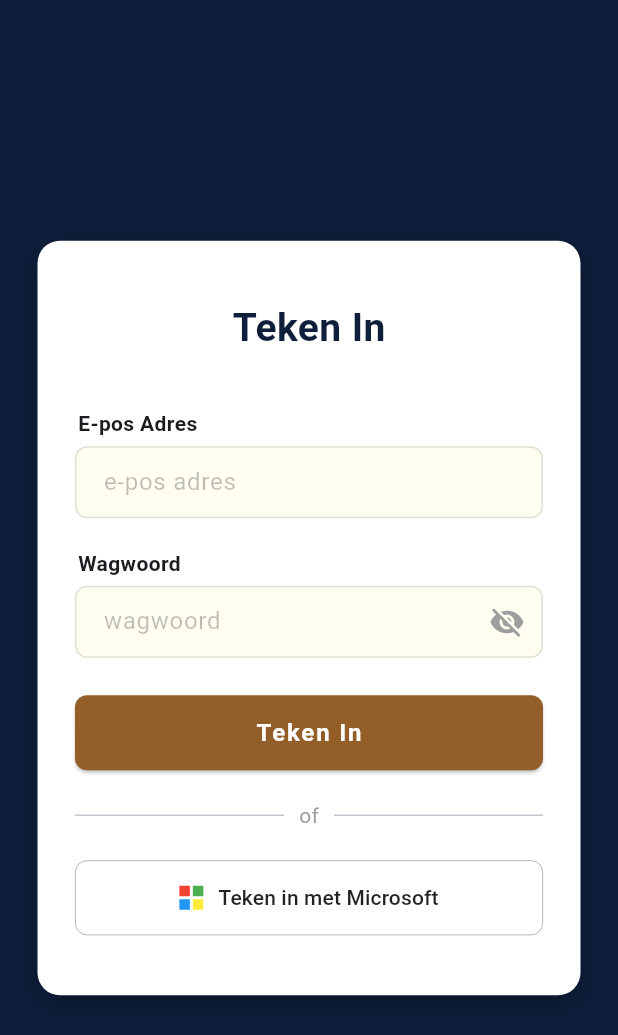
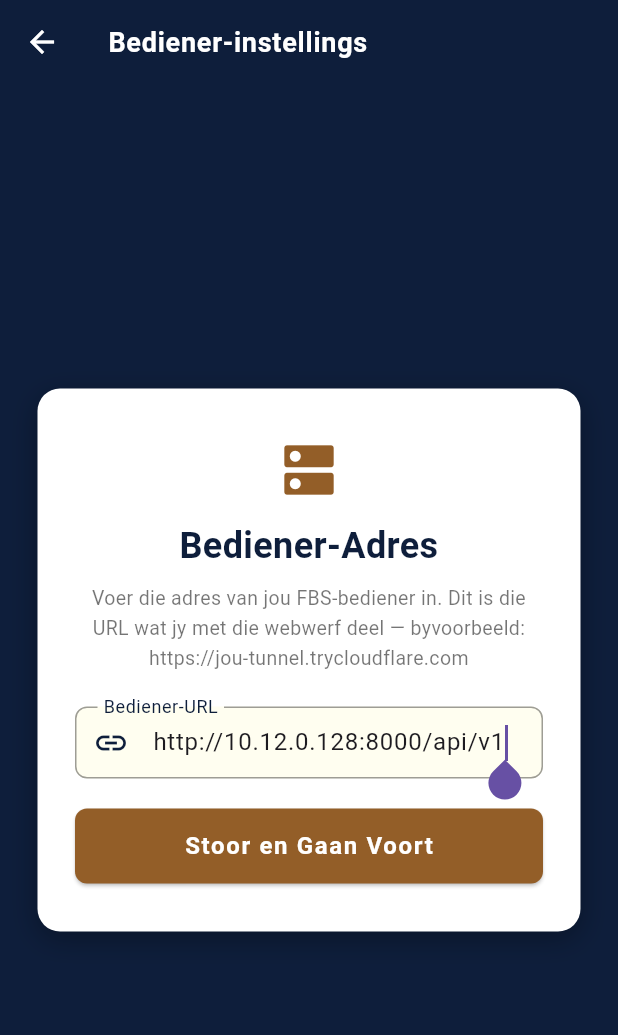
Before and after one commit to RukiV/span5, a Flutter app: the screen it shows after launch, on a phone screen of 412 x 824 dp. Shown: the top 1035 px of the screen. Run offline on Flutter 3.47's test engine with Material 3 defaults, Android fonts, the phone set to English and light mode, and no system bars; our stand-ins replace dio, file_picker, firebase_core, firebase_messaging, flutter_dotenv, flutter_local_notifications and 8 more; missing offline and left inert: flutter_appauth, mobile_scanner; accounts and stored records are empty.

Commit message:
URL en multiple users

```diff
--- a/frontendMobile/lib/core/api_client.dart
+++ b/frontendMobile/lib/core/api_client.dart
@@ -4,6 +4,9 @@ import 'package:flutter_dotenv/flutter_dotenv.dart';
 import 'package:flutter_secure_storage/flutter_secure_storage.dart';
 import '../models/user_session.dart';
 import 'navigation.dart';
+
+/// API-pad wat agter die bediener-oorsprong aangeheg word (bv. /api/v1).
+const apiPath = '/api/v1';
 
 /// ApiClient: Centralized network engine for the Akademia Facility Management System.
 ///
@@ -22,10 +25,10 @@ class ApiClient {
   factory ApiClient() => _instance;
 
   ApiClient._internal() {
-    // Emulator-friendly default: use local network IP so emulator can reach host machine.
-    // Override with API_URL in .env for production or CI.
-    // Campus WiFi fallback (use .env API_URL to point at your personal network).
-    // Precedence: --dart-define=API_URL=... > .env API_URL > hardcoded fallback.
+    // Valbak-URL. Opstart lees die gestoorde bediener-URL (eerste-launch/
+    // instellings) en pas dit asynchronies toe via setBaseUrl() sodat 'n enkele
+    // APK met enige bediener (LAN-IP, tunnel-URL of domein) kan verbind.
+    // Precedence op opstart: --dart-define=API_URL=... > .env API_URL > gestoorde URL > hardcoded.
     const dartDefineUrl = String.fromEnvironment('API_URL');
     final baseUrl = dartDefineUrl.isNotEmpty
         ? dartDefineUrl
@@ -123,6 +126,26 @@ class ApiClient {
   /// Returns the configured Dio instance.
   Dio get client => _dio;
 
+  /// Current base URL (server origin + API path).
+  String get baseUrl => _dio.options.baseUrl;
+
+  /// Updates the server base URL and persists it in secure storage so the
+  /// app connects to whichever server the user configured (LAN IP, tunnel URL,
+  /// or domain) on the next launch too.
+  Future<void> setBaseUrl(String url) async {
+    final normalized = url.trim().replaceAll(RegExp(r'/+$'), '');
+    if (normalized.isEmpty) return;
+    _dio.options.baseUrl = normalized.endsWith(apiPath)
+        ? normalized
+        : '$normalized$apiPath';
+    await _storage.write(key: 'server_url', value: _dio.options.baseUrl);
+  }
+
+  /// Reads the stored server URL (set via the first-launch / settings screen).
+  static Future<String?> getStoredServerUrl() async {
+    return const FlutterSecureStorage().read(key: 'server_url');
+  }
+
   /// Stores the authentication token securely.
   Future<void> saveToken(String token) async {
     await _storage.write(key: 'auth_token', value: token);
--- a/frontendMobile/lib/main.dart
+++ b/frontendMobile/lib/main.dart
@@ -8,6 +8,7 @@ import 'services/notification_service.dart' as svc;
 import 'pages/auth/login_page.dart';
 import 'pages/home/home_page.dart';
 import 'pages/reporting/location_page.dart';
+import 'pages/settings/server_config_page.dart';
 import 'core/app_colors.dart';
 import 'core/api_client.dart';
 import 'core/navigation.dart';
@@ -108,6 +109,14 @@ void main() async {
     debugPrint("Warning: .env file not found. Using hardcoded defaults or environment variables.");
   }
   _initFirebase();
+
+  // Pas enige gestoorde bediener-URL (eerste-launch/instellings) toe sodat die
+  // app by die korrekte bediener uitkom, selfs al verskil dit van die valbak.
+  final storedUrl = await ApiClient.getStoredServerUrl();
+  if (storedUrl != null && storedUrl.isNotEmpty) {
+    await ApiClient().setBaseUrl(storedUrl);
+  }
+
   runApp(const MyApp());
 }
 
@@ -162,13 +171,18 @@ class MyApp extends StatelessWidget {
         ),
       ),
 
+      // Eerste-launch-hek: as geen bediener-URL gestoor is nie, wys eers die
+      // bediener-instelling-skerm voordat daar na die aanmeldskerm gegaan word.
       initialRoute: '/',
       onGenerateRoute: (settings) {
         Widget page;
         // Route management
         switch (settings.name) {
           case '/':
-            page = const LoginPage();
+            page = const StartupGate();
+            break;
+          case '/setup':
+            page = const ServerConfigPage(firstLaunch: true);
             break;
           case '/home':
             page = const HomePage();
@@ -178,7 +192,7 @@ class MyApp extends StatelessWidget {
             page = LocationPage(autoConfirm: args?['autoConfirm'] ?? false);
             break;
           default:
-            page = const LoginPage();
+            page = const StartupGate();
         }
 
         // Custom Smooth Fade Transition between screens
@@ -203,3 +217,49 @@ class MyApp extends StatelessWidget {
     );
   }
 }
+
+/// StartupGate: Kies die eerste skerm. Wanneer die gebruiker nog nie 'n
+/// bediener-URL gestoor het nie (eerste keer dat die APK oopgemaak word), word
+/// die bediener-instellingskerm gewys sodat hulle by hul eie bediener kan uitkom.
+/// Daarna word die normale aanmeldskerm getoon.
+class StartupGate extends StatefulWidget {
+  const StartupGate({super.key});
+
+  @override
+  State<StartupGate> createState() => _StartupGateState();
+}
+
+class _StartupGateState extends State<StartupGate> {
+  bool _ready = false;
+  bool _needsSetup = false;
+
+  @override
+  void initState() {
+    super.initState();
+    _check();
+  }
+
+  Future<void> _check() async {
+    final storedUrl = await ApiClient.getStoredServerUrl();
+    if (!mounted) return;
+    setState(() {
+      _needsSetup = storedUrl == null || storedUrl.isEmpty;
+      _ready = true;
+    });
+  }
+
+  @override
+  Widget build(BuildContext context) {
+    if (!_ready) {
+      return const Scaffold(
+        backgroundColor: AppColors.navy,
+        body: Center(
+          child: CircularProgressIndicator(color: AppColors.gold),
+        ),
+      );
+    }
+    return _needsSetup
+        ? const ServerConfigPage(firstLaunch: true)
+        : const LoginPage();
+  }
+}
--- /dev/null
+++ b/frontendMobile/lib/pages/settings/server_config_page.dart
@@ -0,0 +1,190 @@
+import 'package:flutter/material.dart';
+import '../../core/api_client.dart';
+import '../../core/app_colors.dart';
+
+/// ServerConfigPage: Eerste-launch / instellingsskerm waar die gebruiker die
+/// bediener-URL invoer (bv. https://jou-tunnel.trycloudflare.com of 'n LAN-IP).
+/// Die URL word in sekuriteitsberging gestoor sodat 'n enkele APK met enige
+/// bediener kan verbind — geen herverpakking nodig wanneer die URL verander nie.
+class ServerConfigPage extends StatefulWidget {
+  /// true wanneer hierdie skerm tydens die eerste-launch gewys word (dan
+  /// navigeer dit na die aanmeldskerm na stoor). false vir instellings-toegang.
+  final bool firstLaunch;
+
+  const ServerConfigPage({super.key, this.firstLaunch = false});
+
+  @override
+  State<ServerConfigPage> createState() => _ServerConfigPageState();
+}
+
+class _ServerConfigPageState extends State<ServerConfigPage> {
+  final TextEditingController _urlControl = TextEditingController();
+  bool _saving = false;
+  bool _hasServer = false;
+
+  @override
+  void initState() {
+    super.initState();
+    _loadCurrentUrl();
+  }
+
+  Future<void> _loadCurrentUrl() async {
+    final stored = await ApiClient.getStoredServerUrl();
+    _hasServer = stored != null && stored.isNotEmpty;
+    if (mounted) {
+      _urlControl.text =
+          stored ?? (ApiClient().baseUrl.startsWith('http') ? ApiClient().baseUrl : '');
+    }
+  }
+
+  String? _validate(String value) {
+    final url = value.trim();
+    if (url.isEmpty) return "Voer die bediener-URL in.";
+    if (!url.startsWith('https://') && !url.startsWith('http://')) {
+      return "Die URL moet met https:// of http:// begin.";
+    }
+    return null;
+  }
+
+  Future<void> _save() async {
+    final error = _validate(_urlControl.text);
+    if (error != null) {
+      _showError(error);
+      return;
+    }
+
+    setState(() => _saving = true);
+    try {
+      await ApiClient().setBaseUrl(_urlControl.text);
+      if (!mounted) return;
+
+      if (widget.firstLaunch) {
+        // Eerste keer: gaan na die aanmeldskerm.
+        Navigator.pushReplacementNamed(context, '/');
+      } else {
+        Navigator.pop(context);
+      }
+    } catch (e) {
+      _showError("Kon nie die bediener-URL stoor nie: $e");
+      if (mounted) setState(() => _saving = false);
+    }
+  }
+
+  void _showError(String message) {
+    if (!mounted) return;
+    ScaffoldMessenger.of(context).showSnackBar(
+      SnackBar(
+        content: Text(message),
+        backgroundColor: AppColors.errorRed,
+        behavior: SnackBarBehavior.floating,
+      ),
+    );
+  }
+
+  @override
+  Widget build(BuildContext context) {
+    return Scaffold(
+      backgroundColor: AppColors.navy,
+      appBar: AppBar(
+        title: const Text("Bediener-instellings"),
+        backgroundColor: AppColors.navy,
+        leading: IconButton(
+          icon: const Icon(Icons.arrow_back, color: AppColors.white),
+          onPressed: () => Navigator.pop(context),
+        ),
+      ),
+      body: Center(
+        child: SingleChildScrollView(
+          padding: const EdgeInsets.all(25.0),
+          child: Container(
+            padding: const EdgeInsets.symmetric(horizontal: 25, vertical: 32),
+            decoration: BoxDecoration(
+              color: Colors.white,
+              borderRadius: BorderRadius.circular(15),
+              boxShadow: [
+                BoxShadow(
+                  color: Colors.black.withValues(alpha: 0.3),
+                  blurRadius: 15,
+                  offset: const Offset(0, 5),
+                ),
+              ],
+            ),
+            child: Column(
+              mainAxisSize: MainAxisSize.min,
+              crossAxisAlignment: CrossAxisAlignment.stretch,
+              children: [
+                const Icon(Icons.dns, color: AppColors.gold, size: 44),
+                const SizedBox(height: 12),
+                const Text(
+                  "Bediener-Adres",
+                  textAlign: TextAlign.center,
+                  style: TextStyle(
+                    fontSize: 24,
+                    fontWeight: FontWeight.bold,
+                    color: AppColors.navy,
+                  ),
+                ),
+                const SizedBox(height: 8),
+                Text(
+                  _hasServer
+                      ? "Wysig die bediener-URL hieronder. Maak seker jou toestel "
+                          "kan by hierdie adres uitkom (internet of selfde WiFi)."
+                      : "Voer die adres van jou FBS-bediener in. Dit is die URL wat "
+                          "jy met die webwerf deel — byvoorbeeld:\n"
+                          "https://jou-tunnel.trycloudflare.com",
+                  textAlign: TextAlign.center,
+                  style: const TextStyle(color: Colors.black54, fontSize: 13, height: 1.5),
+                ),
+                const SizedBox(height: 22),
+                TextField(
+                  controller: _urlControl,
+                  keyboardType: TextInputType.url,
+                  autocorrect: false,
+                  autofocus: true,
+                  decoration: InputDecoration(
+                    labelText: "Bediener-URL",
+                    hintText: "https://jou-bediener/api/v1",
+                    hintStyle: const TextStyle(color: Colors.black26),
+                    fillColor: AppColors.inputFill,
+                    filled: true,
+                    border: OutlineInputBorder(
+                      borderRadius: BorderRadius.circular(8),
+                      borderSide: const BorderSide(color: Colors.black12),
+                    ),
+                    enabledBorder: OutlineInputBorder(
+                      borderRadius: BorderRadius.circular(8),
+                      borderSide: const BorderSide(color: Colors.black12),
+                    ),
+                    focusedBorder: OutlineInputBorder(
+                      borderRadius: BorderRadius.circular(8),
+                      borderSide: const BorderSide(color: Colors.black38),
+                    ),
+                    prefixIcon: const Icon(Icons.link, color: AppColors.navy),
+                    contentPadding:
+                        const EdgeInsets.symmetric(horizontal: 15, vertical: 12),
+                  ),
+                ),
+                const SizedBox(height: 20),
+                SizedBox(
+                  height: 50,
+                  child: ElevatedButton(
+                    onPressed: _saving ? null : _save,
+                    child: _saving
+                        ? const SizedBox(
+                            height: 22,
+                            width: 22,
+                            child: CircularProgressIndicator(
+                                strokeWidth: 2, color: Colors.white),
+                          )
+                        : const Text("Stoor en Gaan Voort",
+                            style: TextStyle(fontSize: 16, letterSpacing: 1.1)),
+                  ),
+                ),
+              ],
+            ),
+          ),
+        ),
+      ),
+    );
+  }
+}
```
Also changed, not shown: frontendMobile/lib/pages/auth/login_page.dart (+17 -0 lines), frontendMobile/lib/pages/home/home_page.dart (+13 -0 lines), 8 other files.
